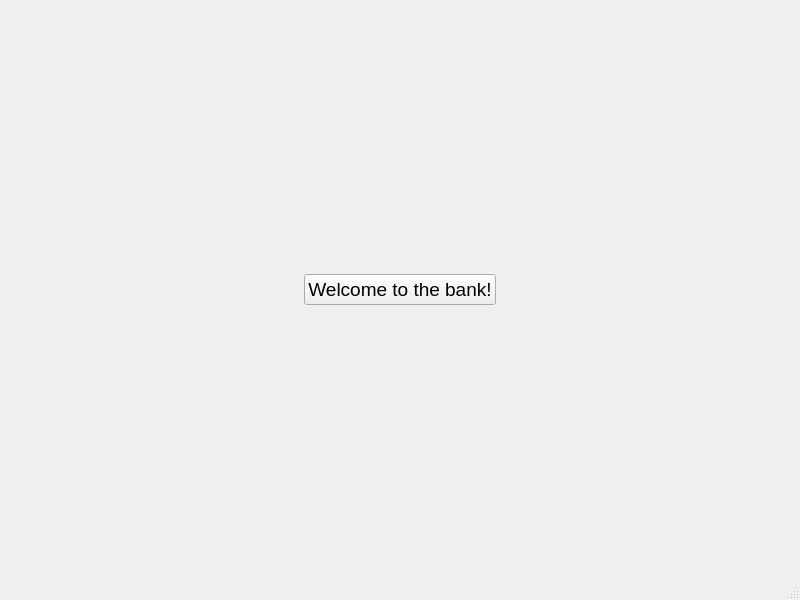
This is bank-automat/mainwindow.ui in tvt24kmo-project/group_13 as Qt 5 draws it before an edit. The edited form follows.
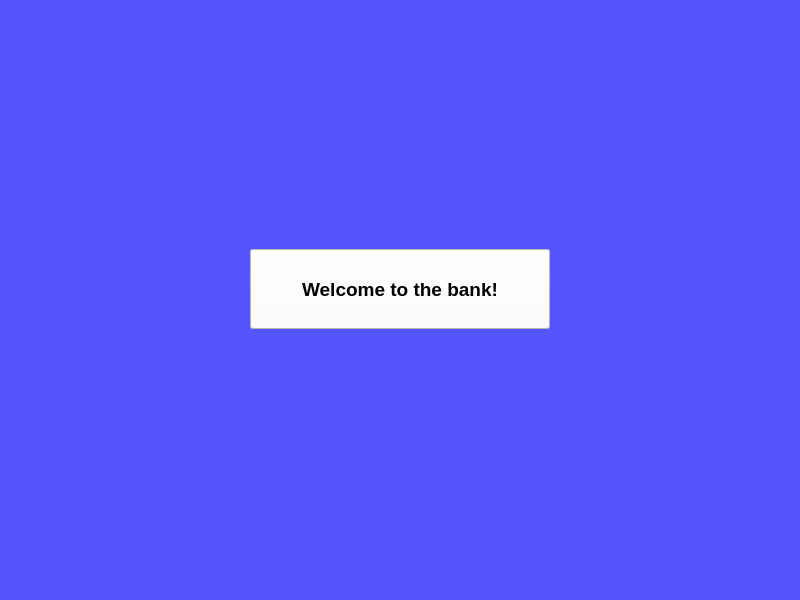
This is the edited form.

What changed in the file:
```diff
--- a/bank-automat/mainwindow.ui
+++ b/bank-automat/mainwindow.ui
@@ -10,83 +10,100 @@
     <height>600</height>
    </rect>
   </property>
-  <property name="sizePolicy">
-   <sizepolicy hsizetype="Fixed" vsizetype="Fixed">
-    <horstretch>0</horstretch>
-    <verstretch>0</verstretch>
-   </sizepolicy>
+  <property name="minimumSize">
+   <size>
+    <width>600</width>
+    <height>400</height>
+   </size>
   </property>
   <property name="windowTitle">
    <string>MainWindow</string>
   </property>
+  <property name="styleSheet">
+   <string notr="true">background-color: rgb(85, 85, 255);</string>
+  </property>
   <widget class="QWidget" name="centralwidget">
-   <layout class="QGridLayout" name="gridLayout">
-    <item row="0" column="1">
-     <spacer name="verticalSpacer">
+   <layout class="QVBoxLayout" name="verticalLayout">
+    <item>
+     <spacer name="verticalSpacer_top">
       <property name="orientation">
        <enum>Qt::Vertical</enum>
       </property>
       <property name="sizeHint" stdset="0">
        <size>
         <width>20</width>
-        <height>228</height>
+        <height>40</height>
        </size>
       </property>
      </spacer>
     </item>
-    <item row="1" column="0">
-     <spacer name="horizontalSpacer">
+    <item>
+     <layout class="QHBoxLayout" name="horizontalLayout">
+      <item>
+       <spacer name="horizontalSpacer_left">
       <property name="orientation">
        <enum>Qt::Horizontal</enum>
       </property>
       <property name="sizeHint" stdset="0">
        <size>
-        <width>263</width>
+          <width>40</width>
         <height>20</height>
        </size>
       </property>
      </spacer>
     </item>
-    <item row="1" column="1">
+      <item>
      <widget class="QPushButton" name="btnstart">
       <property name="sizePolicy">
-       <sizepolicy hsizetype="Fixed" vsizetype="Fixed">
+         <sizepolicy hsizetype="Preferred" vsizetype="Fixed">
         <horstretch>0</horstretch>
         <verstretch>0</verstretch>
        </sizepolicy>
       </property>
+        <property name="minimumSize">
+         <size>
+          <width>300</width>
+          <height>80</height>
+         </size>
+        </property>
       <property name="font">
        <font>
         <pointsize>14</pointsize>
-       </font>
-      </property>
+          <bold>true</bold>
+         </font>
+        </property>
+        <property name="styleSheet">
+         <string notr="true">background-color: rgb(255, 255, 255);</string>
+        </property>
       <property name="text">
        <string>Welcome to the bank!</string>
       </property>
      </widget>
     </item>
-    <item row="1" column="2">
-     <spacer name="horizontalSpacer_2">
+      <item>
+       <spacer name="horizontalSpacer_right">
       <property name="orientation">
        <enum>Qt::Horizontal</enum>
       </property>
       <property name="sizeHint" stdset="0">
        <size>
-        <width>263</width>
+          <width>40</width>
         <height>20</height>
        </size>
       </property>
      </spacer>
     </item>
-    <item row="2" column="1">
-     <spacer name="verticalSpacer_2">
+     </layout>
+    </item>
+    <item>
+     <spacer name="verticalSpacer_bottom">
       <property name="orientation">
        <enum>Qt::Vertical</enum>
       </property>
       <property name="sizeHint" stdset="0">
        <size>
         <width>20</width>
-        <height>239</height>
+        <height>40</height>
        </size>
       </property>
      </spacer>
```
Lines whose indentation alone changed are shown as unchanged.
